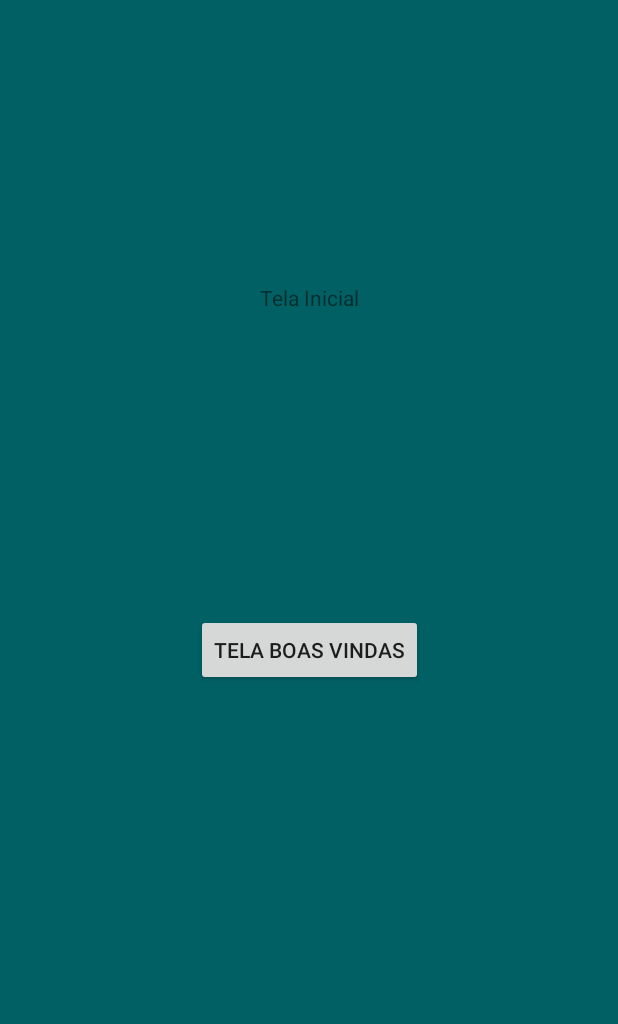
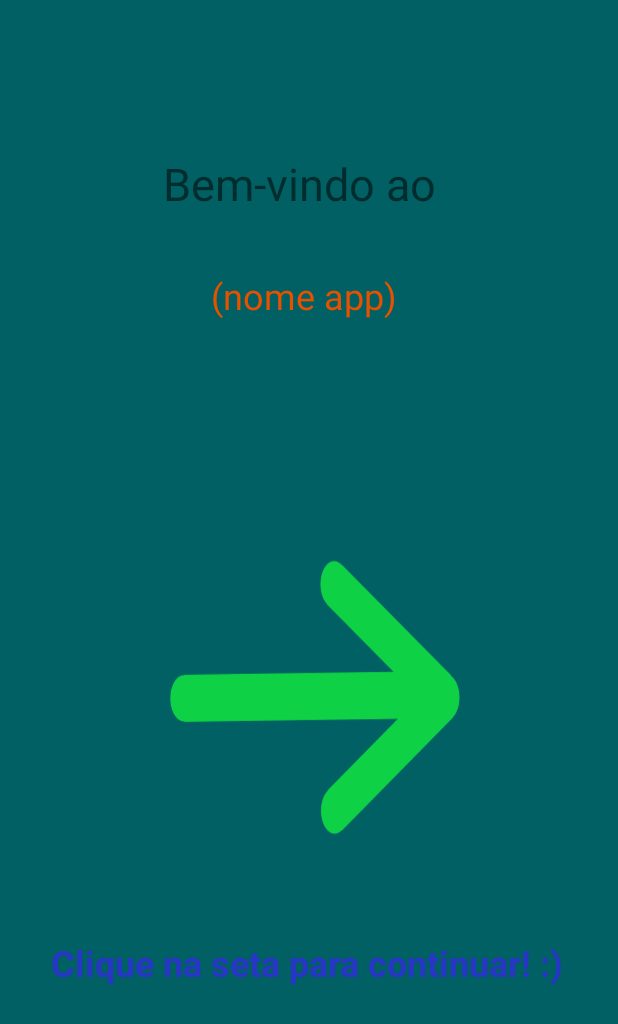
Before and after one commit to arturtres3/Apoio-Psicologico-IHC, an Android app: the layout activity_main.xml on its own in the app's theme, with its tools: preview values and no code run, on a phone screen of 412 x 824 dp. Shown: the top 1024 px of the screen. Run offline under Robolectric (Android 15) with nearby library versions, the phone set to English and light mode, and no system bars.

Commit message:
Página de boas-vindas pronta. Coloca uma imagem pro teste rápido

```diff
--- a/Quicktest/app/src/main/res/layout/activity_main.xml
+++ b/Quicktest/app/src/main/res/layout/activity_main.xml
@@ -5,32 +5,87 @@
     android:layout_width="match_parent"
     android:layout_height="match_parent"
     android:background="#006064"
-    tools:context=".MainActivity">
+    tools:context=".MainActivity"
+    tools:ignore="ExtraText"><![CDATA[
+
+
+
+    app:layout_constraintBottom_toTopOf="@+id/textView7"
+        app:layout_constraintEnd_toEndOf="parent"
+        app:layout_constraintStart_toStartOf="parent"
+        app:layout_constraintTop_toTopOf="parent" />
+
+
+
+
+
+
+
+
+
+
+
+
+
+
+
+
+
+    ]]>
 
     <TextView
         android:id="@+id/textView5"
-        android:layout_width="wrap_content"
-        android:layout_height="wrap_content"
-        android:layout_marginTop="142dp"
-        android:layout_marginBottom="570dp"
-        android:text="Tela Inicial"
-        app:layout_constraintBottom_toBottomOf="parent"
+        android:layout_width="195dp"
+        android:layout_height="38dp"
+        android:layout_marginTop="101dp"
+        android:layout_marginBottom="40dp"
+        android:text="Bem-vindo ao"
+        android:textSize="30sp"
+        app:layout_constraintBottom_toTopOf="@+id/textView6"
         app:layout_constraintEnd_toEndOf="parent"
-        app:layout_constraintHorizontal_bias="0.5"
         app:layout_constraintStart_toStartOf="parent"
         app:layout_constraintTop_toTopOf="parent" />
 
     <Button
-        android:id="@+id/button4"
+        android:id="@+id/button_arrow"
+        style="?android:attr/borderlessButtonStyle"
+        android:layout_width="306dp"
+        android:layout_height="217dp"
+        android:layout_marginBottom="42dp"
+        android:background="@drawable/mygreenarrow"
+        android:onClick="boasVindas"
+        app:layout_constraintBottom_toTopOf="@+id/textView7"
+        app:layout_constraintEnd_toEndOf="parent"
+        app:layout_constraintHorizontal_bias="0.496"
+        app:layout_constraintStart_toStartOf="parent"
+        app:layout_constraintTop_toBottomOf="@+id/textView6" />
+
+    <TextView
+        android:id="@+id/textView6"
         android:layout_width="wrap_content"
         android:layout_height="wrap_content"
-        android:layout_marginTop="178dp"
-        android:layout_marginBottom="344dp"
-        android:onClick="boasVindas"
-        android:text="Tela Boas Vindas"
+        android:layout_marginStart="32dp"
+        android:layout_marginLeft="32dp"
+        android:layout_marginBottom="151dp"
+        android:text="(nome app)"
+        android:textColor="#E65100"
+        android:textSize="24sp"
+        app:layout_constraintBottom_toTopOf="@+id/button_arrow"
+        app:layout_constraintStart_toStartOf="@+id/textView5"
+        app:layout_constraintTop_toBottomOf="@+id/textView5" />
+
+    <TextView
+        android:id="@+id/textView7"
+        android:layout_width="wrap_content"
+        android:layout_height="wrap_content"
+        android:layout_marginStart="34dp"
+        android:layout_marginLeft="34dp"
+        android:layout_marginBottom="165dp"
+        android:text="Clique na seta para continuar! :)"
+        android:textColor="#2836C5"
+        android:textSize="24sp"
+        android:textStyle="bold"
         app:layout_constraintBottom_toBottomOf="parent"
-        app:layout_constraintEnd_toEndOf="parent"
-        app:layout_constraintHorizontal_bias="0.5"
         app:layout_constraintStart_toStartOf="parent"
-        app:layout_constraintTop_toBottomOf="@+id/textView5" />
+        app:layout_constraintTop_toBottomOf="@+id/button_arrow" />
 </androidx.constraintlayout.widget.ConstraintLayout>
```
Also changed, not shown: Quicktest/app/src/main/res/drawable/imgseta.png (added), Quicktest/app/src/main/res/drawable/mygreenarrow.png (added).
